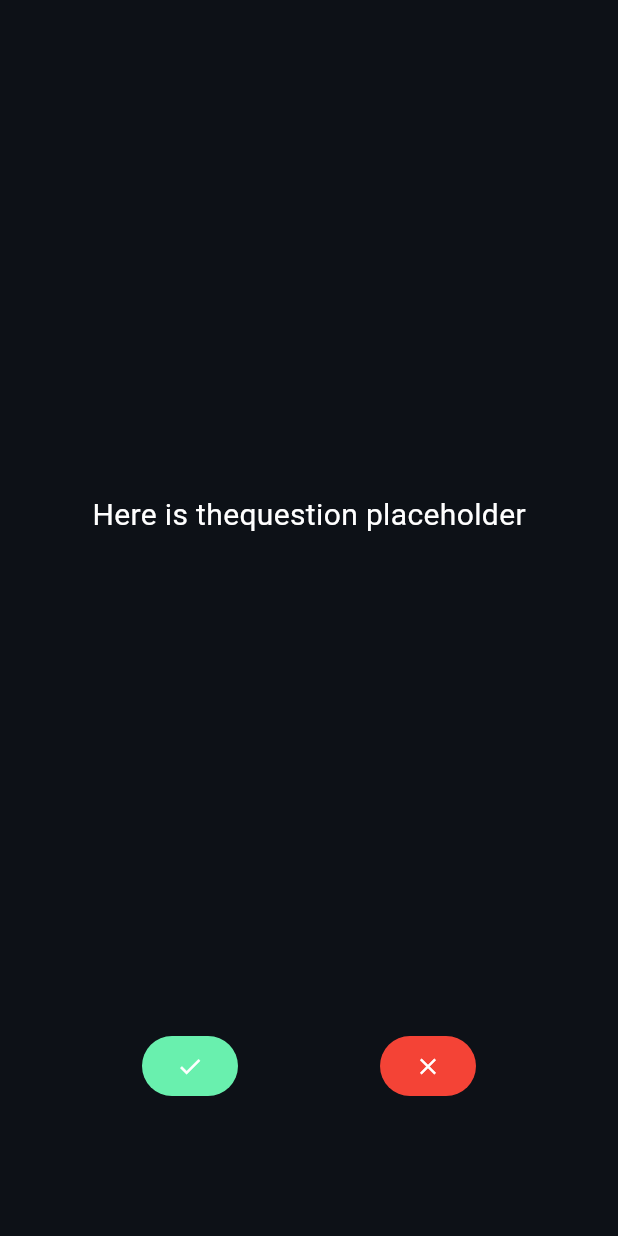
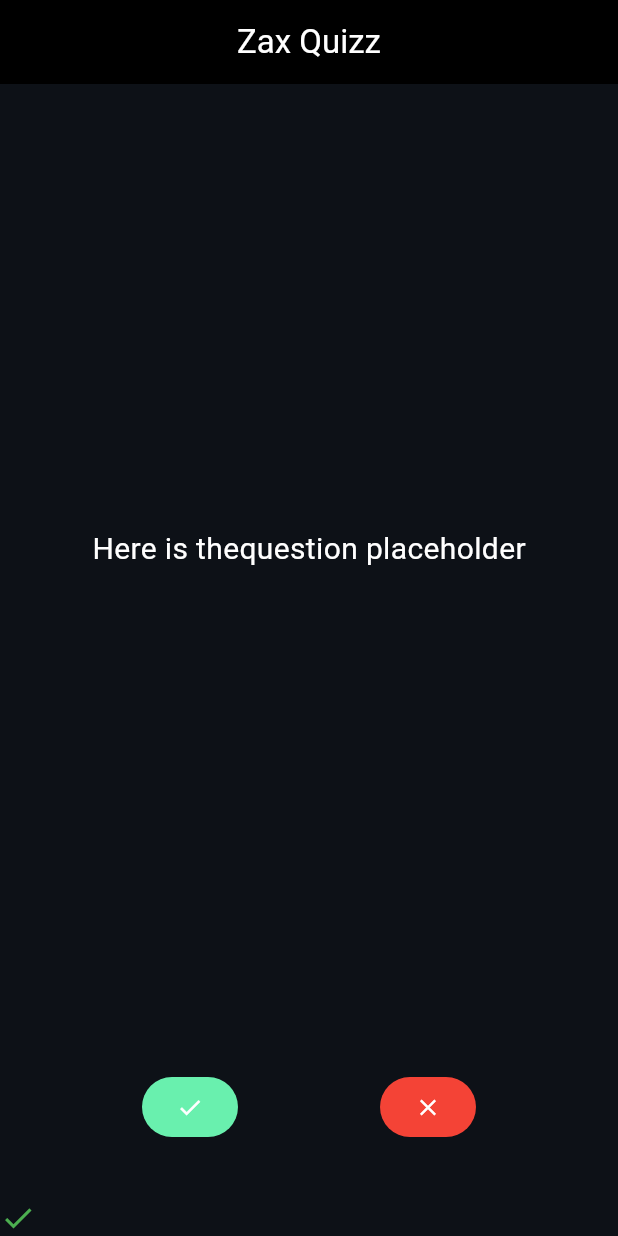
Before and after one commit to ZakariaNasri/Quizzler-App, a Flutter app: the screen it shows after launch, after a tap on the "check" icon, on a phone screen of 412 x 824 dp. Run offline on Flutter 3.47's test engine with Material 3 defaults, Android fonts, the phone set to English and light mode, and no system bars.

Commit message:
Updating Ui , Adding Score Holder and creating result function to show the score in the bottom

```diff
--- a/lib/main.dart
+++ b/lib/main.dart
@@ -12,11 +12,51 @@ class MyApp extends StatelessWidget {
   Widget build(BuildContext context) {
     return MaterialApp(
         home: SafeArea(
-          child: Scaffold(
+      child: QuizPage(),
+    ));
+  }
+}
+
+class QuizPage extends StatefulWidget {
+  const QuizPage({super.key});
+
+  @override
+  State<QuizPage> createState() => _QuizPageState();
+}
+
+class _QuizPageState extends State<QuizPage> {
+  @override
+  List<Icon> ScoreList = [];
+
+  result(bool answer) {
+    var icon;
+    if (answer == true) {
+      icon = Icon(
+        Icons.check,
+        color: Colors.green,
+      );
+    } else {
+      icon = Icon(
+        Icons.close,
+        color: Colors.red,
+      );
+    }
+    ScoreList.add(icon);
+  }
+
+  Widget build(BuildContext context) {
+    return Scaffold(
+      appBar: AppBar(
+        title: Center(
+          child: Text(
+            'Zax Quizz',
+            style: TextStyle(color: Colors.white),
+          ),
+        ),
+        backgroundColor: Colors.black,
+      ),
       backgroundColor: Color(0xff0d1117),
       body: Column(
-          mainAxisAlignment: MainAxisAlignment.spaceBetween,
-          crossAxisAlignment: CrossAxisAlignment.stretch,
         children: [
           // Question Placeholder
           Expanded(
@@ -34,18 +74,21 @@ class MyApp extends StatelessWidget {
             ),
           ),
 
-            // Buttons And Score
+          // Buttons
           Expanded(
-              child: Column(
-                children: [
-                  Row(
+            flex: 1,
+            child: Row(
               mainAxisAlignment: MainAxisAlignment.spaceEvenly,
               children: [
                 TextButton(
-                        onPressed: () {},
+                  onPressed: () {
+                    setState(() {
+                      result(true);
+                    });
+                  },
                   style: ButtonStyle(
-                          backgroundColor: MaterialStateProperty.all<Color>(
-                              Colors.greenAccent),
+                    backgroundColor:
+                        MaterialStateProperty.all<Color>(Colors.greenAccent),
                   ),
                   child: Icon(
                     Icons.check,
@@ -53,7 +96,11 @@ class MyApp extends StatelessWidget {
                   ),
                 ),
                 TextButton(
-                        onPressed: () {},
+                  onPressed: () {
+                    setState(() {
+                      result(false);
+                    });
+                  },
                   style: ButtonStyle(
                     backgroundColor:
                         MaterialStateProperty.all<Color>(Colors.red),
@@ -65,14 +112,19 @@ class MyApp extends StatelessWidget {
                 )
               ],
             ),
-                  Row(),
+          ),
+
+          // Score
+
+          Expanded(
+            flex: 0,
+            child: Row(
+              crossAxisAlignment: CrossAxisAlignment.end,
+              children: ScoreList,
+            ),
+          ),
         ],
       ),
-            ),
-            Row(),
-          ],
-        ),
-      )),
     );
   }
 }
```
Lines whose indentation alone changed are shown as unchanged.
